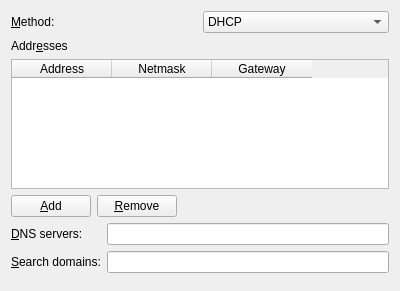
Before: the Qt Designer form libs/ui/ipv4.ui in KDE/networkmanagement, drawn with Qt 5.
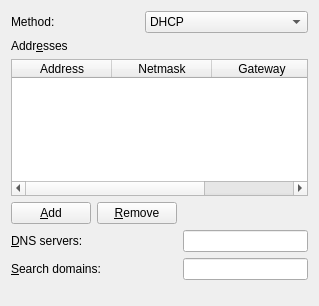
After: the same form once the commit is applied. Custom widgets are drawn as their Qt base class.

Patch:
```diff
--- a/libs/ui/ipv4.ui
+++ b/libs/ui/ipv4.ui
@@ -5,8 +5,8 @@
    <rect>
     <x>0</x>
     <y>0</y>
-    <width>400</width>
-    <height>291</height>
+    <width>319</width>
+    <height>306</height>
    </rect>
   </property>
   <property name="windowTitle" >
@@ -18,7 +18,7 @@
      <item>
       <widget class="QLabel" name="label" >
        <property name="text" >
-        <string>&amp;Method:</string>
+        <string>Method:</string>
        </property>
        <property name="buddy" >
         <cstring>method</cstring>
@@ -81,22 +81,22 @@
     </widget>
    </item>
    <item>
-    <layout class="QHBoxLayout" name="horizontalLayout_4" >
-     <item>
+    <layout class="QGridLayout" name="gridLayout" >
+     <item row="0" column="0" >
       <widget class="KPushButton" name="btnAddAddress" >
        <property name="text" >
         <string>&amp;Add</string>
        </property>
       </widget>
      </item>
-     <item>
+     <item row="0" column="1" >
       <widget class="KPushButton" name="btnRemoveAddress" >
        <property name="text" >
         <string>&amp;Remove</string>
        </property>
       </widget>
      </item>
-     <item>
+     <item row="0" column="2" >
       <spacer name="horizontalSpacer" >
        <property name="orientation" >
         <enum>Qt::Horizontal</enum>
@@ -109,11 +109,7 @@
        </property>
       </spacer>
      </item>
-    </layout>
-   </item>
-   <item>
-    <layout class="QGridLayout" name="gridLayout" >
-     <item row="0" column="0" >
+     <item row="1" column="0" colspan="2" >
       <widget class="QLabel" name="label_3" >
        <property name="text" >
         <string>&amp;DNS servers:</string>
@@ -123,10 +119,10 @@
        </property>
       </widget>
      </item>
-     <item row="0" column="1" >
+     <item row="1" column="2" >
       <widget class="KLineEdit" name="kcfg_dns" />
      </item>
-     <item row="1" column="0" >
+     <item row="2" column="0" colspan="2" >
       <widget class="QLabel" name="label_4" >
        <property name="text" >
         <string>&amp;Search domains:</string>
@@ -136,7 +132,7 @@
        </property>
       </widget>
      </item>
-     <item row="1" column="1" >
+     <item row="2" column="2" >
       <widget class="KLineEdit" name="kcfg_dnssearch" />
      </item>
     </layout>
```
